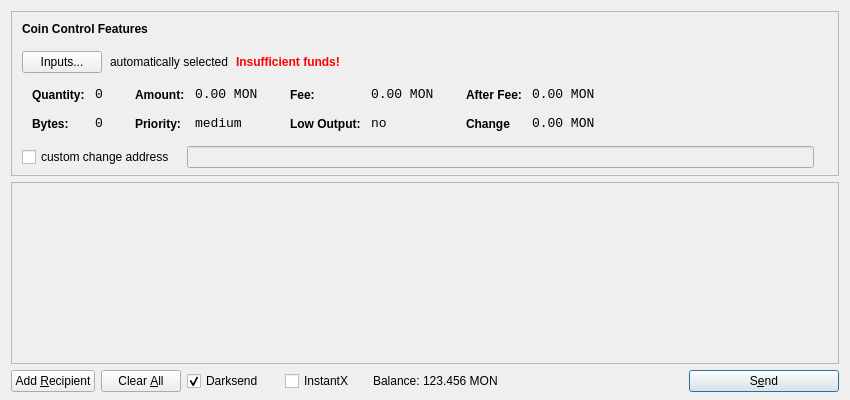
Before: the Qt Designer form src/qt/forms/sendcoinsdialog.ui in umlaeute/KonjCoin, drawn with Qt 5.
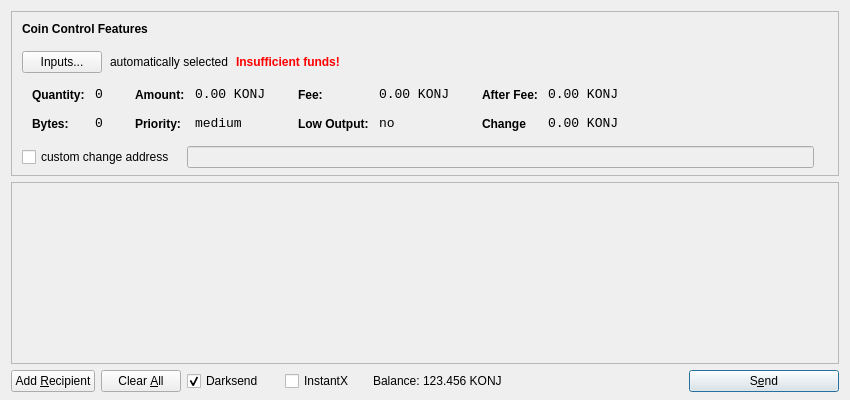
After: the same form once the commit is applied. Icons and pictures are not drawn.

```diff
--- a/src/qt/forms/sendcoinsdialog.ui
+++ b/src/qt/forms/sendcoinsdialog.ui
@@ -321,7 +321,7 @@
                   <enum>Qt::ActionsContextMenu</enum>
                  </property>
                  <property name="text">
-                  <string>0.00 MON</string>
+                  <string>0.00 KONJ</string>
                  </property>
                  <property name="textInteractionFlags">
                   <set>Qt::LinksAccessibleByMouse|Qt::TextSelectableByKeyboard|Qt::TextSelectableByMouse</set>
@@ -407,7 +407,7 @@
                   <enum>Qt::ActionsContextMenu</enum>
                  </property>
                  <property name="text">
-                  <string>0.00 MON</string>
+                  <string>0.00 KONJ</string>
                  </property>
                  <property name="textInteractionFlags">
                   <set>Qt::LinksAccessibleByMouse|Qt::TextSelectableByKeyboard|Qt::TextSelectableByMouse</set>
@@ -493,7 +493,7 @@
                   <enum>Qt::ActionsContextMenu</enum>
                  </property>
                  <property name="text">
-                  <string>0.00 MON</string>
+                  <string>0.00 KONJ</string>
                  </property>
                  <property name="textInteractionFlags">
                   <set>Qt::LinksAccessibleByMouse|Qt::TextSelectableByKeyboard|Qt::TextSelectableByMouse</set>
@@ -525,7 +525,7 @@
                   <enum>Qt::ActionsContextMenu</enum>
                  </property>
                  <property name="text">
-                  <string>0.00 MON</string>
+                  <string>0.00 KONJ</string>
                  </property>
                  <property name="textInteractionFlags">
                   <set>Qt::LinksAccessibleByMouse|Qt::TextSelectableByKeyboard|Qt::TextSelectableByMouse</set>
@@ -756,7 +756,7 @@
           <cursorShape>IBeamCursor</cursorShape>
          </property>
          <property name="text">
-          <string>123.456 MON</string>
+          <string>123.456 KONJ</string>
          </property>
          <property name="textInteractionFlags">
           <set>Qt::LinksAccessibleByMouse|Qt::TextSelectableByKeyboard|Qt::TextSelectableByMouse</set>
```
